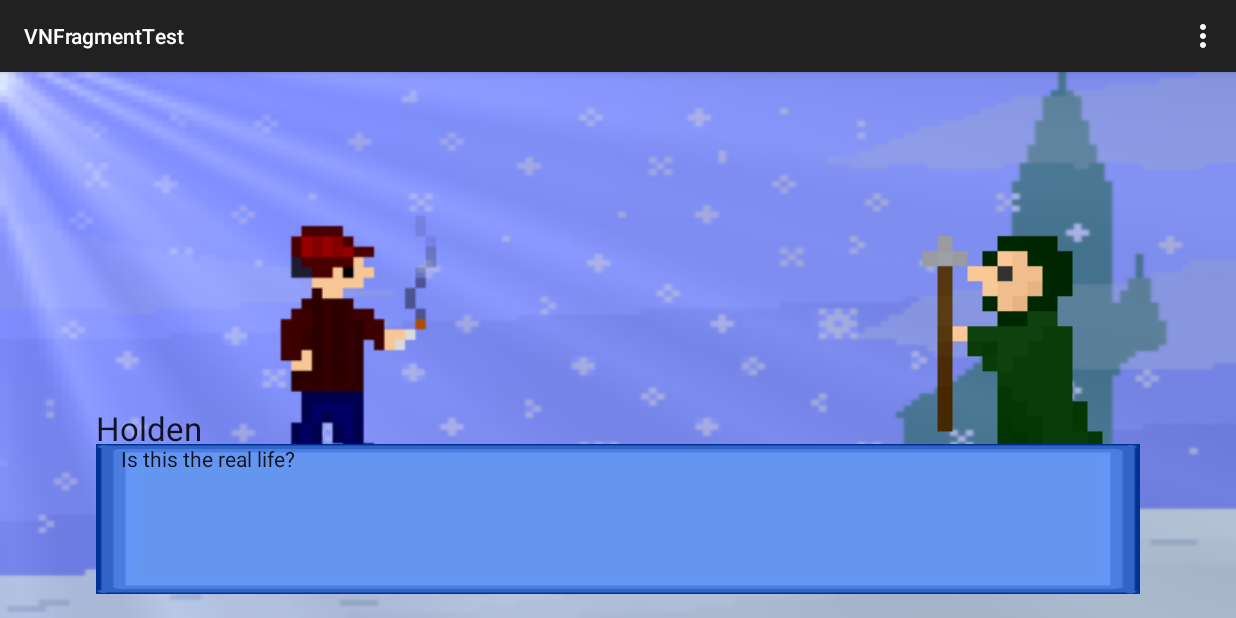
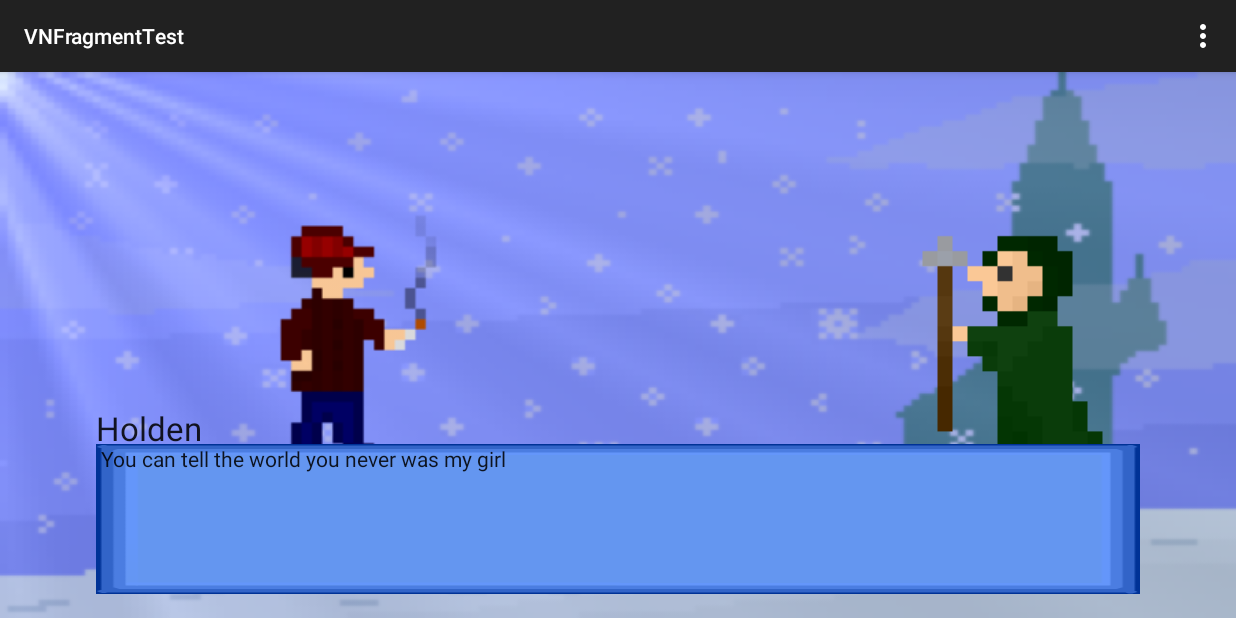
Before and after one commit to MatthewGasin/VNFragmentTest, an Android app: the screen it shows after launch (MainActivity), on a phone screen of 824 x 412 dp (held sideways). Run offline under Robolectric (Android 15) with nearby library versions, the phone set to English and light mode, and no system bars.

Commit message:
Billy Ray Cyrus, Achy Breaky Heart

```diff
--- a/app/src/main/java/com/example/android/vnfragmenttest/MainActivity.java
+++ b/app/src/main/java/com/example/android/vnfragmenttest/MainActivity.java
@@ -39,62 +39,46 @@ public class MainActivity extends AppCompatActivity {
         avatar = (ImageView) findViewById(R.id.avatarImage);
 
         lines = new ArrayList<String>();
-        lines.add("Or is it just fantasy?");
-        lines.add("caught in a landslide");
-        lines.add("no escape from reality");
-        lines.add("open your eyes");
-        lines.add("look up to skies and see");
-        lines.add("I'm just a poor boy, I need no sympathy");
-        lines.add("because I'm easy come, easy go");
-        lines.add("a little high, little low");
-        lines.add("Anyway the wind blows, doesn't really matter to me, to me");
-        lines.add("*interlude*");
-        lines.add("Mama, just killed a man");
-        lines.add("put a gun against his head");
-        lines.add("pulled my trigger, now he's dead");
-        lines.add("Mama, life had just begun");
-        lines.add("but now I've gone and thrown it all away");
-        lines.add("maamaaaaaa oooooo");
-        lines.add("didn't mean to make you cry");
-        lines.add("if I'm not back again this time tomorrow");
-        lines.add("carry on, carry on, as if nothing really matters");
-        lines.add("*interlude*");
-        lines.add("too late, my time has come");
-        lines.add("sends shivers down my spine");
-        lines.add("dody's aching all the time");
-        lines.add("goodbye everybody I've got to go");
-        lines.add("gotta leave you all behind and face the truth");
-        lines.add("maamaaaaaa oooooo (anyway the wind blows)");
-        lines.add("I don't want to die");
-        lines.add("I sometimes wish I'd never been born at all");
-        lines.add("*interlude*");
-        lines.add("I see a little silhouetto of a man");
-        lines.add("scaramouch, scaramouch will you do the fandango");
-        lines.add("thunderbolt and lightning very very frightening me");
-        lines.add("Gallileo, Gallileo, Gallileo, Gallileo, Gallileo, Figaro- Magnifico!");
-        lines.add("but I'm just a poor boy and nobody loves me");
-        lines.add("he's just a poor boy from a poor family");
-        lines.add("spare him his life from this monstrosity");
-        lines.add("bismillah! No we will not let you go - let him go!");
-        lines.add("bismillah! We will not let you go - let him go!");
-        lines.add("bismillah! We will not let you go let me go!");
+        lines.add("You can burn my clothes up when I'm gone");
+        lines.add("You can tell your friends just what a fool I've been");
+        lines.add("And laugh and joke about me on the phone");
+        lines.add("You can tell my arms go back to the farm");
+        lines.add("You can tell my feet to hit the floor");
+        lines.add("Or you can tell my lips to tell my fingertips");
+        lines.add("They won't be reaching out for you no more");
+        lines.add("But don't tell my heart");
+        lines.add("My achy breaky heart");
+        lines.add("I just don't think he'd understand");
+        lines.add("And if you tell my heart");
+        lines.add("My achy breaky heart");
+        lines.add("He might blow up and kill this man");
+        lines.add("You can tell your mom I moved to Arkansas");
+        lines.add("You can tell your dog to bite my leg");
+        lines.add("Or tell your brother Cliff whose fist can tell my lip");
+        lines.add("He never really liked me anyway");
+        lines.add("Or tell your Aunt Louise, tell anything you please");
+        lines.add("Myself already knows I'm not OK.");
+        lines.add("Or you can tell my eyes to watch out for my mind");
+        lines.add("It might be walking out on me today");
+        lines.add("But don't tell my heart");
+        lines.add("My achy breaky heart");
+        lines.add("I just don't think he'd understand");
+        lines.add("And if you tell my heart");
+        lines.add("My achy breaky heart");
+        lines.add("He might blow up and kill this man");
+        lines.add("But don't tell my heart");
+        lines.add("My achy breaky heart");
+        lines.add("I just don't think he'd understand");
+        lines.add("And if you tell my heart");
+        lines.add("My achy breaky heart");
+        lines.add("He might blow up and kill this man");
+        lines.add("But don't tell my heart");
+        lines.add("My achy breaky heart");
+        lines.add("I just don't think he'd understand");
+        lines.add("And if you tell my heart");
+        lines.add("My achy breaky heart");
+        lines.add("He might blow up and kill this man");
         lines.add("will not let you go let me go");
-        lines.add("never let you go let me go");
-        lines.add("never let me go ooo");
-        lines.add("No, no, no, no, no, no, no");
-        lines.add("Oh mama mia, mama mia, mama mia let me go");
-        lines.add("Beelzebub has a devil put aside for me, for mee, for meeeee!");
-        lines.add("*rocky interlude*");
-        lines.add("so you think you can stop me and spit in my eye?");
-        lines.add("so you think you can love me and leave me to die!");
-        lines.add("oh baby can't do this to me baby");
-        lines.add("Just gotta get out just gotta get right outta here!");
-        lines.add("*interlude*");
-        lines.add("oooh yeah, ooh yeah");
-        lines.add("nothing really matters");
-        lines.add("anyone can see");
-        lines.add("nothing really matters nothing really matters to me");
-        lines.add("...anyway the wind blows...");
         lines.add("end");
 
     }
--- a/app/src/main/res/layout/fragment_dialogue.xml
+++ b/app/src/main/res/layout/fragment_dialogue.xml
@@ -7,7 +7,8 @@
         android:layout_width="fill_parent"
         android:layout_height="100dp"
         android:textAppearance="@style/Base.TextAppearance.AppCompat.Body1"
-        android:text="     Is this the real life?"
+        android:text=" You can tell the world you never was my girl
+"
         android:id="@+id/dialogueText"
         android:background="@drawable/dialogue"
         android:layout_alignParentBottom="true"
```
